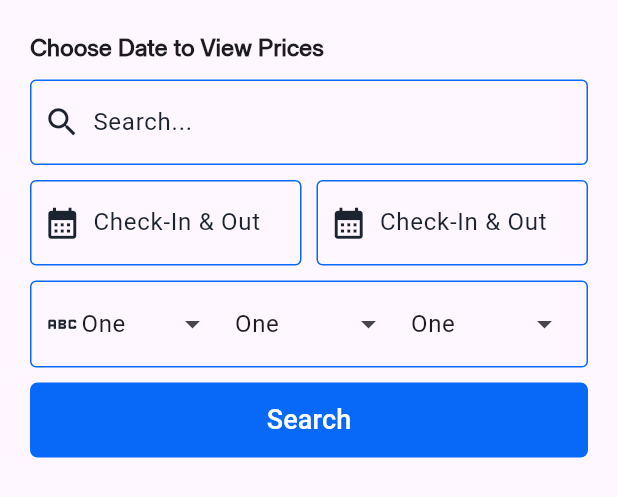
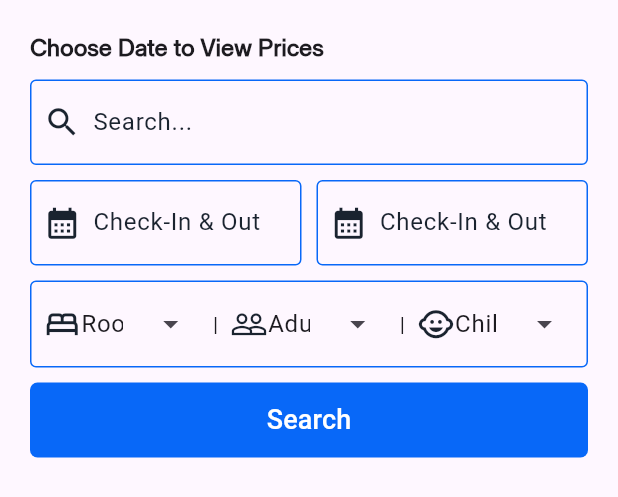
Before and after one commit to abhitheawesomecoder/logerma, a Flutter app: what searchForm() shows on an empty page, opened directly, on a phone screen of 412 x 824 dp. Shown: the top 497 px of the screen. Run offline on Flutter 3.47's test engine with Material 2 defaults, Android fonts, the phone set to English and light mode, and no system bars.

Commit message:
3 dropdown done

```diff
--- a/lib/components/dropdown.dart
+++ b/lib/components/dropdown.dart
@@ -1,16 +1,17 @@
 import 'package:flutter/material.dart';
 
-const List<String> list = <String>['One', 'Two', 'Three', 'Four'];
+//const List<String> list = <String>['One', 'Two', 'Three', 'Four'];
 
 class DropdownMenuControl extends StatefulWidget {
-  const DropdownMenuControl({super.key});
+  final List<String> list;
+  const DropdownMenuControl({super.key, required this.list});
 
   @override
   State<DropdownMenuControl> createState() => _DropdownMenuControlState();
 }
 
 class _DropdownMenuControlState extends State<DropdownMenuControl> {
-  String dropdownValue = list.first;
+  String dropdownValue = "";
 
   @override
   Widget build(BuildContext context) {
@@ -18,15 +19,16 @@ class _DropdownMenuControlState extends State<DropdownMenuControl> {
     return DropdownMenu<String>(
       inputDecorationTheme:
           const InputDecorationTheme(border: InputBorder.none),
-      width: screenWidth / 3 - 20,
-      initialSelection: list.first,
+      width: screenWidth / 3 - 30,
+      initialSelection: widget.list.first,
       onSelected: (String? value) {
         // This is called when the user selects an item.
         setState(() {
           dropdownValue = value!;
         });
       },
-      dropdownMenuEntries: list.map<DropdownMenuEntry<String>>((String value) {
+      dropdownMenuEntries:
+          widget.list.map<DropdownMenuEntry<String>>((String value) {
         return DropdownMenuEntry<String>(value: value, label: value);
       }).toList(),
     );
--- a/lib/components/dropdown_control.dart
+++ b/lib/components/dropdown_control.dart
@@ -15,13 +15,31 @@ Widget dropdownControl(Widget dropdown1, Widget dropdown2, Widget dropdown3) {
         const Padding(
           padding: EdgeInsets.only(left: 8, top: 15, bottom: 15),
           child: Icon(
-            Icons.abc,
+            Icons.bed_outlined,
             color: Color(0xFF1A232F),
             size: 25,
           ),
         ),
         Expanded(child: dropdown1),
-        dropdown2,
-        dropdown3
+        const Text("|"),
+        const Padding(
+          padding: EdgeInsets.only(left: 8, top: 15, bottom: 15),
+          child: Icon(
+            Icons.people_outline,
+            color: Color(0xFF1A232F),
+            size: 25,
+          ),
+        ),
+        Expanded(child: dropdown2),
+        const Text("|"),
+        const Padding(
+          padding: EdgeInsets.only(left: 8, top: 15, bottom: 15),
+          child: Icon(
+            Icons.child_care,
+            color: Color(0xFF1A232F),
+            size: 25,
+          ),
+        ),
+        Expanded(child: dropdown3)
       ]));
 }
--- a/lib/components/search_form.dart
+++ b/lib/components/search_form.dart
@@ -6,7 +6,9 @@ import 'package:flutter/material.dart';
 
 Widget searchForm(BuildContext context) {
   final screenWidth = MediaQuery.of(context).size.width;
-
+  List<String> room = <String>['Room', 'Two', 'Three', 'Four'];
+  List<String> adult = <String>['Adults', 'Two', 'Three', 'Four'];
+  List<String> child = <String>['Child', 'Two', 'Three', 'Four'];
   return Container(
     padding: const EdgeInsets.all(20),
     child: Column(
@@ -28,8 +30,8 @@ Widget searchForm(BuildContext context) {
               width: screenWidth / 2 - 25,
               child: textInput(Icons.calendar_month, "Check-In & Out"))
         ]),
-        dropdownControl(const DropdownMenuControl(),
-            const DropdownMenuControl(), const DropdownMenuControl()),
+        dropdownControl(DropdownMenuControl(list: room),
+            DropdownMenuControl(list: adult), DropdownMenuControl(list: child)),
         searchButton(context)
       ],
     ),
```
